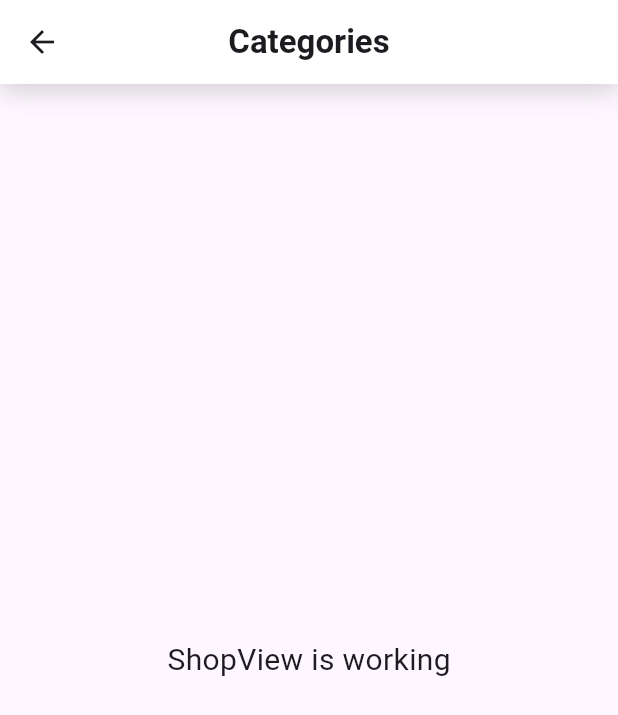
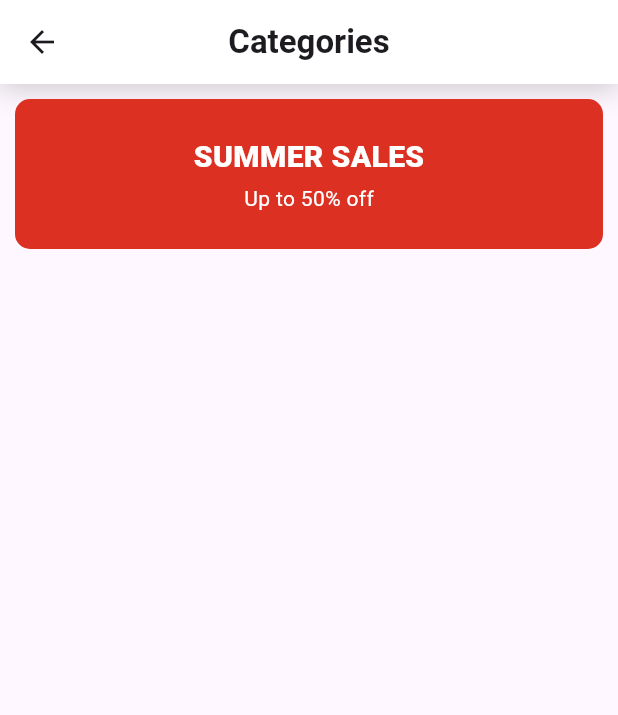
Before and after one commit to Faqihasyari/e-commerce_ui, a Flutter app: the ShopView screen opened by its route, on a phone screen of 412 x 824 dp. Shown: the top 715 px of the screen. Run offline on Flutter 3.47's test engine with Material 3 defaults, Android fonts, the phone set to English and light mode, and no system bars; our stand-ins replace get, google_fonts; Roboto replaces fonts that are missing (Metrophobic).

```diff
--- a/lib/app/modules/shop/views/shop_view.dart
+++ b/lib/app/modules/shop/views/shop_view.dart
@@ -1,3 +1,4 @@
+import 'package:ecommerce_ui/app/theme/app_theme.dart';
 import 'package:flutter/material.dart';
 
 import 'package:get/get.dart';
@@ -34,11 +35,30 @@ class ShopView extends GetView<ShopController> {
               backgroundColor: Colors.white, // Bisa diganti sesuai tema
             ),
           ),
-          Expanded(
-            child: Center(
-              child: Text(
-                'ShopView is working',
-                style: TextStyle(fontSize: 20),
+          Padding(
+            padding: const EdgeInsets.all(10.0),
+            child: Container(
+              alignment: Alignment.center,
+              decoration: BoxDecoration(
+                  color: discount, borderRadius: BorderRadius.circular(10)),
+              width: double.infinity,
+              height: 100,
+              child: Column(
+                spacing: 3,
+                mainAxisSize: MainAxisSize.min,
+                children: [
+                  Text(
+                    'SUMMER SALES',
+                    style: GoogleFonts.metrophobic(
+                        fontSize: 20, color: text, fontWeight: FontWeight.w800),
+                  ),
+                  Text(
+                    'Up to 50% off',
+                    style: GoogleFonts.metrophobic(
+                      color: text,
+                    ),
+                  )
+                ],
               ),
             ),
           ),
```
